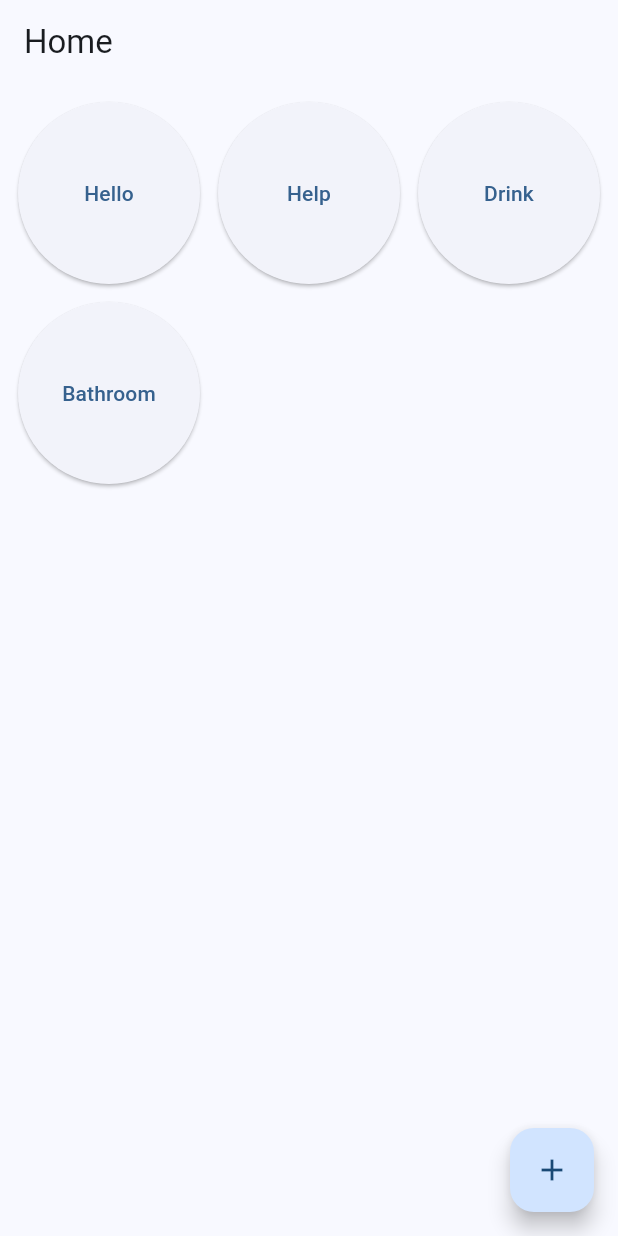
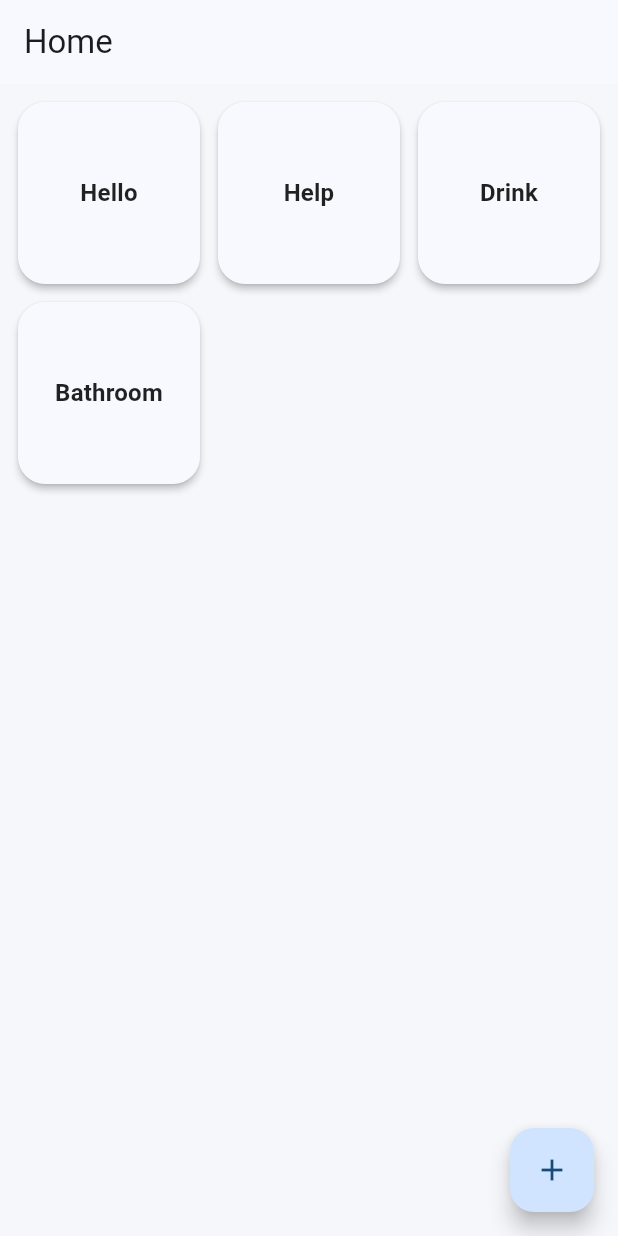
Before and after one commit to HPoyfair/aac, a Flutter app: the screen it shows after launch, after a tap on the "add" icon, after a tap on "Home", on a phone screen of 412 x 824 dp. Run offline on Flutter 3.47's test engine with Material 3 defaults, Android fonts, the phone set to English and light mode, and no system bars; our stand-ins replace flutter_riverpod, flutter_tts, go_router.

```diff
--- a/lib/app/aac_app.dart
+++ b/lib/app/aac_app.dart
@@ -10,9 +10,10 @@ class AACApp extends StatelessWidget {
       title: 'AAC',
       debugShowCheckedModeBanner: false,
       routerConfig: router,
-      theme: ThemeData(
-        useMaterial3: true,
-        colorSchemeSeed: Colors.blue,
+        theme: ThemeData(
+      useMaterial3: true,
+      colorSchemeSeed: Colors.blue,
+      scaffoldBackgroundColor: const Color(0xFFF6F7FB),
       ),
     );
   }
--- a/lib/features/boards/presentation/domain/tile.dart
+++ b/lib/features/boards/presentation/domain/tile.dart
@@ -1,3 +1,5 @@
+import 'package:flutter/material.dart';
+
 class Tile {
   final String id;
   final String label;
@@ -8,10 +10,37 @@ class Tile {
   /// If set, tapping the tile navigates to another board.
   final String? goToBoardId;
 
+  /// Background color stored as an int so it can be saved easily later.
+  /// Example: 0xFF4CAF50
+  final int? colorValue;
+
+  /// Optional icon for now. (Later we can switch to images.)
+  final IconData? icon;
+
   const Tile({
     required this.id,
     required this.label,
     this.speakText,
     this.goToBoardId,
+    this.colorValue,
+    this.icon,
   });
+
+  Tile copyWith({
+    String? id,
+    String? label,
+    String? speakText,
+    String? goToBoardId,
+    int? colorValue,
+    IconData? icon,
+  }) {
+    return Tile(
+      id: id ?? this.id,
+      label: label ?? this.label,
+      speakText: speakText ?? this.speakText,
+      goToBoardId: goToBoardId ?? this.goToBoardId,
+      colorValue: colorValue ?? this.colorValue,
+      icon: icon ?? this.icon,
+    );
+  }
 }
--- /dev/null
+++ b/lib/features/boards/presentation/widgets/tile_card.dart
@@ -0,0 +1,66 @@
+import 'package:flutter/material.dart';
+
+class TileCard extends StatelessWidget {
+  final String label;
+  final VoidCallback onTap;
+
+  /// Use an int so the model can stay plain Dart (not Flutter Color).
+  /// If null, we use theme color.
+  final int? backgroundColorValue;
+
+  /// Optional icon for now (later we can switch to images).
+  final IconData? icon;
+
+  const TileCard({
+    super.key,
+    required this.label,
+    required this.onTap,
+    this.backgroundColorValue,
+    this.icon,
+  });
+
+  @override
+  Widget build(BuildContext context) {
+    final theme = Theme.of(context);
+
+    final bg = backgroundColorValue != null
+        ? Color(backgroundColorValue!)
+        : theme.colorScheme.surface;
+
+    final fg = ThemeData.estimateBrightnessForColor(bg) == Brightness.dark
+        ? Colors.white
+        : Colors.black87;
+
+    return Material(
+      color: bg,
+      elevation: 2,
+      borderRadius: BorderRadius.circular(18),
+      child: InkWell(
+        borderRadius: BorderRadius.circular(18),
+        onTap: onTap,
+        child: Padding(
+          padding: const EdgeInsets.all(12),
+          child: Column(
+            mainAxisAlignment: MainAxisAlignment.center,
+            children: [
+              if (icon != null) ...[
+                Icon(icon, size: 34, color: fg),
+                const SizedBox(height: 10),
+              ],
+              Text(
+                label,
+                textAlign: TextAlign.center,
+                style: theme.textTheme.titleMedium?.copyWith(
+                  fontWeight: FontWeight.w700,
+                  color: fg,
+                ),
+                maxLines: 2,
+                overflow: TextOverflow.ellipsis,
+              ),
+            ],
+          ),
+        ),
+      ),
+    );
+  }
+}
--- a/pubspec.yaml
+++ b/pubspec.yaml
@@ -30,6 +30,8 @@ environment:
 dependencies:
   flutter:
     sdk: flutter
+
+  flutter_tts: ^4.0.2
 
   go_router: ^14.2.0
   flutter_riverpod: ^2.5.1
```
Also changed, not shown: lib/core/providers/tts_provider.dart (added, +10 -0 lines), lib/core/services/tts_service.dart (added, +31 -0 lines), lib/features/boards/presentation/pages/board_page.dart (+115 -20 lines), lib/features/boards/presentation/state/boards_provider.dart (+10 -1 lines), pubspec.lock, 3 other files.
